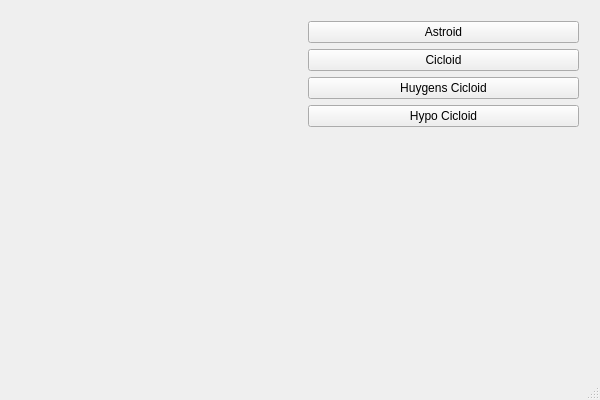
Qt form mainwindow.ui (ZingFreelancer/QtCurvesCPP) before a commit.
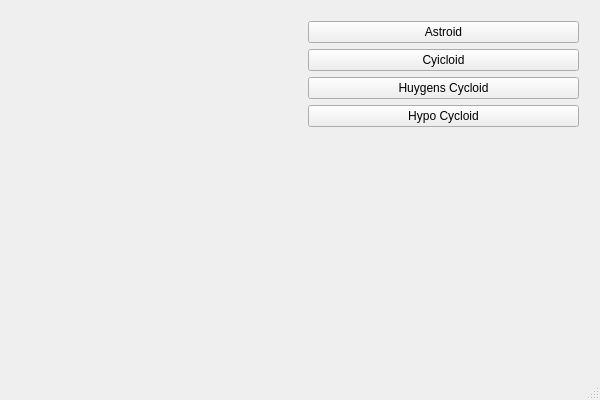
The same form after that commit. Custom widgets are drawn as their Qt base class.

Commit message: Implementing HuygensCycloid, Cycloid and HypoCycloid curves. Changed rendering function to use compute instead of compute_cycloid.

```diff
--- a/mainwindow.ui
+++ b/mainwindow.ui
@@ -80,21 +80,21 @@
         <item>
          <widget class="QPushButton" name="btn_Cicloid">
           <property name="text">
-           <string>Cicloid</string>
+           <string>Cyicloid</string>
           </property>
          </widget>
         </item>
         <item>
          <widget class="QPushButton" name="btw_HuygensCicloid">
           <property name="text">
-           <string>Huygens Cicloid</string>
+           <string>Huygens Cycloid</string>
           </property>
          </widget>
         </item>
         <item>
          <widget class="QPushButton" name="btn_HypoCicloid">
           <property name="text">
-           <string>Hypo Cicloid</string>
+           <string>Hypo Cycloid</string>
           </property>
          </widget>
         </item>
```
The commit also changes 2 other files.
